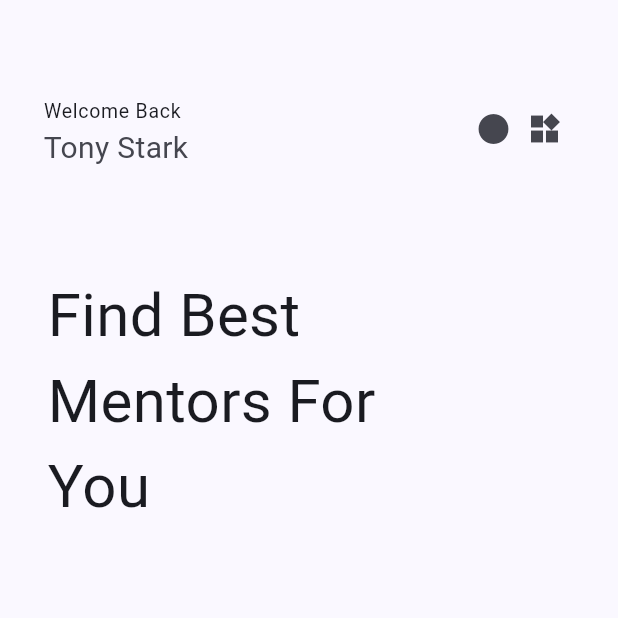
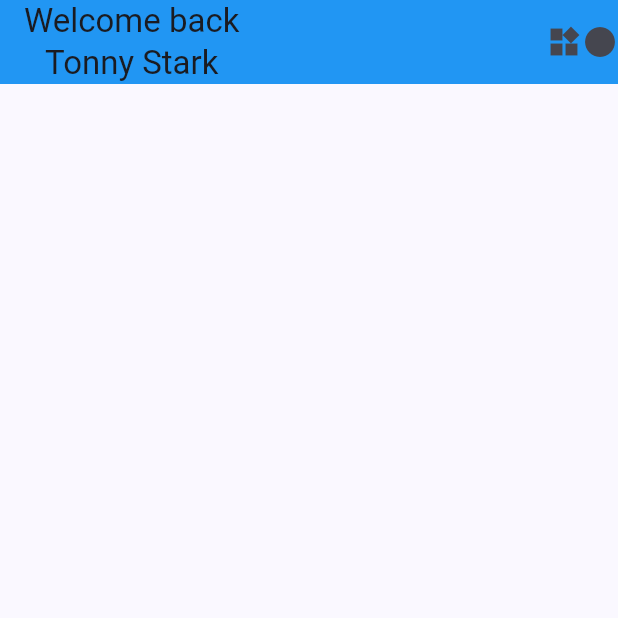
Before and after one commit to Ajaykumaryadav-Aj/flutter_basics, a Flutter app: the MyUiDesign screen opened directly, on a phone screen of 412 x 824 dp, the top half of it. Run offline on Flutter 3.47's test engine with Material 2 defaults, Android fonts, the light colour scheme and no system bars.

Commit message:
initial commit

```diff
--- a/my_first_app/lib/main.dart
+++ b/my_first_app/lib/main.dart
@@ -4,7 +4,7 @@
 // import 'package:flutter/foundation.dart';
 import 'package:flutter/material.dart';
 
-import 'component/whatsapp/mywhatsapp.dart';
+import 'mydesign/my_ui_design.dart';
 
 
 
@@ -28,9 +28,9 @@ class MyApp extends StatelessWidget {
         ),
       ),
       // home: const MyHomeScreen(),
-      home: const MyWhatsapp(),
+      // home: const MyWhatsapp(),
 
-      // home: const TonyStarkScreen(),
+      home: const MyUiDesign(),
     );
   }
 }
--- a/my_first_app/lib/mydesign/my_ui_design.dart
+++ b/my_first_app/lib/mydesign/my_ui_design.dart
@@ -5,48 +5,72 @@ class MyUiDesign extends StatelessWidget {
 
   @override
   Widget build(BuildContext context) {
-    return const Scaffold(
-      // backgroundColor: Colors.amber,
-      body: Center(
-        child: Column(
+    return Scaffold(
+      // ignore: prefer_const_constructors
+      appBar: AppBar(
+        actions: const [Icon(Icons.widgets), Icon(Icons.circle),],
+        title: const Column(
           children: [
-            Padding(
-              padding: EdgeInsets.fromLTRB(13, 50, 13, 0),
-              child: ListTile(
-                title: Text('Welcome Back', style: TextStyle(fontSize: 13)),
-                subtitle: Text(
-                  'Tony Stark',
-                  style: TextStyle(fontSize: 20.0),
-                ),
-                trailing: Wrap(
-                  spacing: 10.0,
-                  children: [
-                    Icon(Icons.circle_rounded),
-                    Icon(
-                      Icons.widgets,
-                    ),
-                  ],
-                ),
-              ),
-            ),
+            Text('Welcome back'),
+            Text('Tonny Stark'),
+          ],
+        ),
+      ),
+    );
+  }
+}
+
+        // child: Column(
+        //   children: [
+        //     Padding(
+        //       padding: EdgeInsets.fromLTRB(13, 50, 13, 0),
+        //       child: ListTile(
+        //         title: Text('Welcome Back', style: TextStyle(fontSize: 13)),
+        //         subtitle: Text(
+        //           'Tony Stark',
+        //           style: TextStyle(fontSize: 20.0),
+        //         ),
+        //         trailing: Wrap(
+        //           spacing: 10.0,
+        //           children: [
+        //             Icon(Icons.circle_rounded),
+        //             Icon(
+        //               Icons.widgets,
+        //             ),
+        //           ],
+        //         ),
+        //       ),
+        //     ),
             // RichText(
             //   text: const TextSpan(
             //       text: 'abbbbbbbbb',
             //       style: TextStyle(fontSize: 70.0, color: Colors.amber),
             //       children: [TextSpan(text: 'aaaaaaaaaaaaaaaaaaaaaay')]),
             // ),
-            Padding(
-              padding: EdgeInsets.fromLTRB(0, 60, 130, 0),
-              child: Text(
-                'Find Best\nMentors For\nYou',
-                style: TextStyle(fontSize: 40.0),
-              ),
-            ),
-
-
-          ],
-        ),
-      ),
-    );
-  }
-}
+            // Padding(
+            //   padding: EdgeInsets.fromLTRB(0, 60, 130, 0),
+            //   child: Text(
+            //     'Find Best\nMentors For\nYou',
+            //     style: TextStyle(fontSize: 40.0),
+            //   ),
+            // ),
+            // Stack(
+            //   clipBehavior: Clip.none,
+            //   children: [
+            //     CircleAvatar(
+            //       backgroundColor: Colors.amber,
+            //     ),
+            //     Positioned(
+            //       left: 20,
+            //       child: CircleAvatar(
+            //         backgroundColor: Colors.blue,
+            //       ),
+            //     ),
+            //     Positioned(
+            //       left: 40,
+            //       child: CircleAvatar(
+            //         backgroundColor: Colors.black12,
+            //       ),
+            //     )
+            //   ],
+            // )
```
